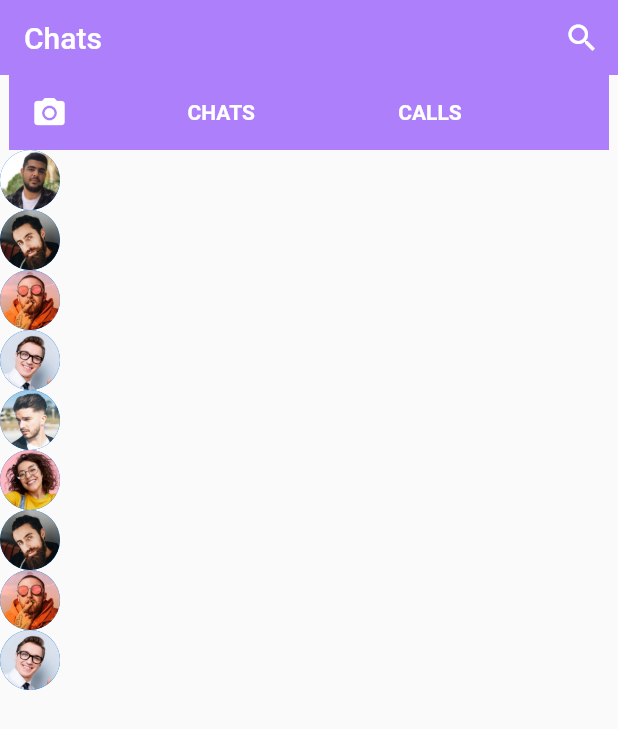
After one commit to ghasemizade/chatApp_flutter, a Flutter app: the screen it shows after launch, after a tap on "Sign In", on a phone screen of 412 x 824 dp. The commit adds this screen. Shown: the top 729 px of the screen. Run offline on Flutter 3.47's test engine with Material 2 defaults, Android fonts, the phone set to English and light mode, and no system bars; our stand-ins replace hexcolor, intro_slider.

Commit message:
complete intro slide and then start design chat body...

```diff
--- a/chat_room_flutter/analysis_options.yaml
+++ b/chat_room_flutter/analysis_options.yaml
@@ -7,7 +7,6 @@
 
 # The following line activates a set of recommended lints for Flutter apps,
 # packages, and plugins designed to encourage good coding practices.
-include: package:flutter_lints/flutter.yaml
 
 linter:
   # The lint rules applied to this project can be customized in the
--- /dev/null
+++ b/chat_room_flutter/lib/constants/chatBody.dart
@@ -0,0 +1,40 @@
+import 'package:chat_room_flutter/sample/chat.dart';
+import 'package:flutter/material.dart';
+
+
+class chatbody extends StatelessWidget {
+  const chatbody({Key? key}) : super(key: key);
+
+  @override
+  Widget build(BuildContext context) {
+    return Column(
+      children: [
+        Container(
+          width: 400,
+          height: 50,
+          color: Color.fromARGB(255, 173, 127, 251),
+          child: Row(children: [
+            SizedBox(width: 15.0,),
+            Icon(Icons.camera_alt, color: Colors.white,),
+            SizedBox(width: 80.0,),
+            Expanded(child: Text("CHATS", style: TextStyle(fontWeight: FontWeight.bold, color: Colors.white),)),
+            Expanded(child: Text("CALLS", style: TextStyle(fontWeight: FontWeight.bold, color: Colors.white),)),
+          ]),
+        ),
+        Expanded(child: ListView.builder(
+          itemCount: chatsData.length,
+          itemBuilder: (context, index) {
+          return Row(
+            children: [
+              CircleAvatar(
+                backgroundImage: AssetImage(chatsData[index].image),
+              )
+            ],
+          );
+        },
+          ),
+        ),
+      ]
+    );
+  }
+}
--- a/chat_room_flutter/lib/constants/chatScreen.dart
+++ b/chat_room_flutter/lib/constants/chatScreen.dart
@@ -1,3 +1,4 @@
+import 'package:chat_room_flutter/constants/chatBody.dart';
 import 'package:flutter/material.dart';
 
 class chatScreen extends StatefulWidget {
@@ -10,6 +11,20 @@ class chatScreen extends StatefulWidget {
 class _chatScreenState extends State<chatScreen> {
   @override
   Widget build(BuildContext context) {
-    return Scaffold();
+    return Scaffold(
+      appBar: buildAppbar(),
+      body: chatbody(),
+    );
+  }
+
+  AppBar buildAppbar() {
+    return AppBar(
+      toolbarHeight: 50.0,
+      title: Text('Chats'),
+      automaticallyImplyLeading: false,
+      backgroundColor: Color.fromARGB(255, 173, 127, 251),
+      elevation: 0,
+      actions: [IconButton(onPressed: () {}, icon: Icon(Icons.search),),],
+    );
   }
 }
--- /dev/null
+++ b/chat_room_flutter/lib/sample/chat.dart
@@ -0,0 +1,78 @@
+class Chat {
+  final String name, lastMessage, image, time;
+  final bool isActive;
+
+  Chat({
+    this.name = '',
+    this.lastMessage = '',
+    this.image = '',
+    this.time = '',
+    this.isActive = false,
+  });
+}
+
+List chatsData = [
+  Chat(
+    name: "Hosein Ghasemizade",
+    lastMessage: "What up man...",
+    image: "Images/Hosein_Avatar.png",
+    time: "5m ago",
+    isActive: false,
+  ),
+  Chat(
+    name: "Jenny Wilson",
+    lastMessage: "Hope you are doing well...",
+    image: "Images/user.png",
+    time: "3m ago",
+    isActive: false,
+  ),
+  Chat(
+    name: "Esther Howard",
+    lastMessage: "Hello Abdullah! I am...",
+    image: "Images/user_2.png",
+    time: "8m ago",
+    isActive: true,
+  ),
+  Chat(
+    name: "Ralph Edwards",
+    lastMessage: "Do you have update...",
+    image: "Images/user_3.png",
+    time: "5d ago",
+    isActive: false,
+  ),
+  Chat(
+    name: "Jacob Jones",
+    lastMessage: "You’re welcome :)",
+    image: "Images/user_4.png",
+    time: "5d ago",
+    isActive: true,
+  ),
+  Chat(
+    name: "Albert Flores",
+    lastMessage: "Thanks",
+    image: "Images/user_5.png",
+    time: "6d ago",
+    isActive: false,
+  ),
+  Chat(
+    name: "Jenny Wilson",
+    lastMessage: "Hope you are doing well...",
+    image: "Images/user.png",
+    time: "3m ago",
+    isActive: false,
+  ),
+  Chat(
+    name: "Esther Howard",
+    lastMessage: "Hello Abdullah! I am...",
+    image: "Images/user_2.png",
+    time: "8m ago",
+    isActive: true,
+  ),
+  Chat(
+    name: "Ralph Edwards",
+    lastMessage: "Do you have update...",
+    image: "Images/user_3.png",
+    time: "5d ago",
+    isActive: false,
+  ),
+];
--- a/chat_room_flutter/lib/welcome.dart
+++ b/chat_room_flutter/lib/welcome.dart
@@ -1,4 +1,3 @@
-import 'package:chat_room_flutter/Login/signUp.dart';
 import 'package:chat_room_flutter/constants/chatScreen.dart';
 import 'package:chat_room_flutter/intro.dart';
 import 'package:flutter/material.dart';
@@ -21,7 +20,7 @@ class _WelcomeScreenState extends State<WelcomeScreen> {
           gradient: LinearGradient(
               begin: Alignment.topCenter,
               end: Alignment.bottomCenter,
-              colors: [HexColor("#f594b8"), HexColor("#AD7FFB")]),
+              colors: [HexColor("#f594b8"), HexColor("#AD7FFB"),],),
         ),
         child: Center(
           child: Column(
@@ -41,7 +40,7 @@ class _WelcomeScreenState extends State<WelcomeScreen> {
                 height: 50.0,
               ),
               Image(
-                image: AssetImage("Images/logo.png"),
+                image: AssetImage("Images/Logo.png"),
                 height: 250,
                 width: 250,
               ),
--- a/chat_room_flutter/pubspec.yaml
+++ b/chat_room_flutter/pubspec.yaml
@@ -38,6 +38,7 @@ dependencies:
 dev_dependencies:
   flutter_test:
     sdk: flutter
+
 
   # The "flutter_lints" package below contains a set of recommended lints to
   # encourage good coding practices. The lint set provided by the package is
```
Also changed, not shown: chat_room_flutter/lib/intro.dart (+7 -4 lines), chat_room_flutter/lib/sample/message.dart (added, +61 -0 lines), chat_room_flutter/Images/Hosein_Avatar.png (added), chat_room_flutter/Images/darkLogo.png (renamed from chat_room_flutter/Images/logo3.png), chat_room_flutter/Images/logo1.png (deleted), chat_room_flutter/Images/logo2.png (deleted), chat_room_flutter/Images/user.png (added), chat_room_flutter/Images/user_2.png (added), chat_room_flutter/Images/user_3.png (added), chat_room_flutter/Images/user_4.png (added), chat_room_flutter/Images/user_5.png (added), chat_room_flutter/Images/welcome_image.png (added).
